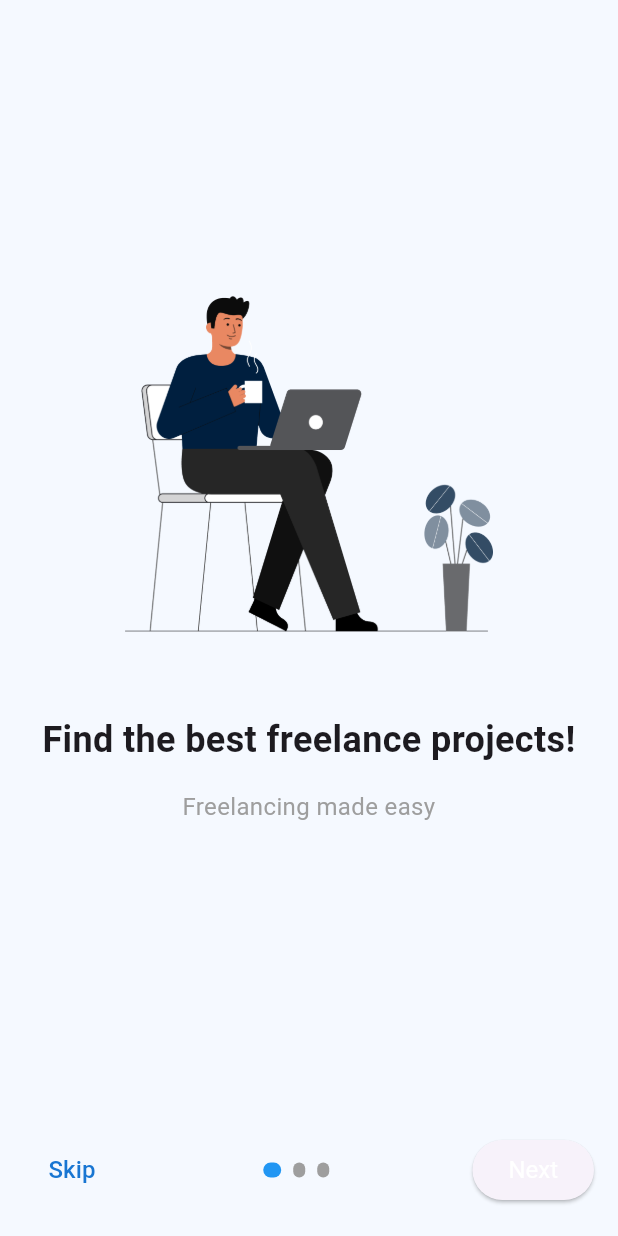
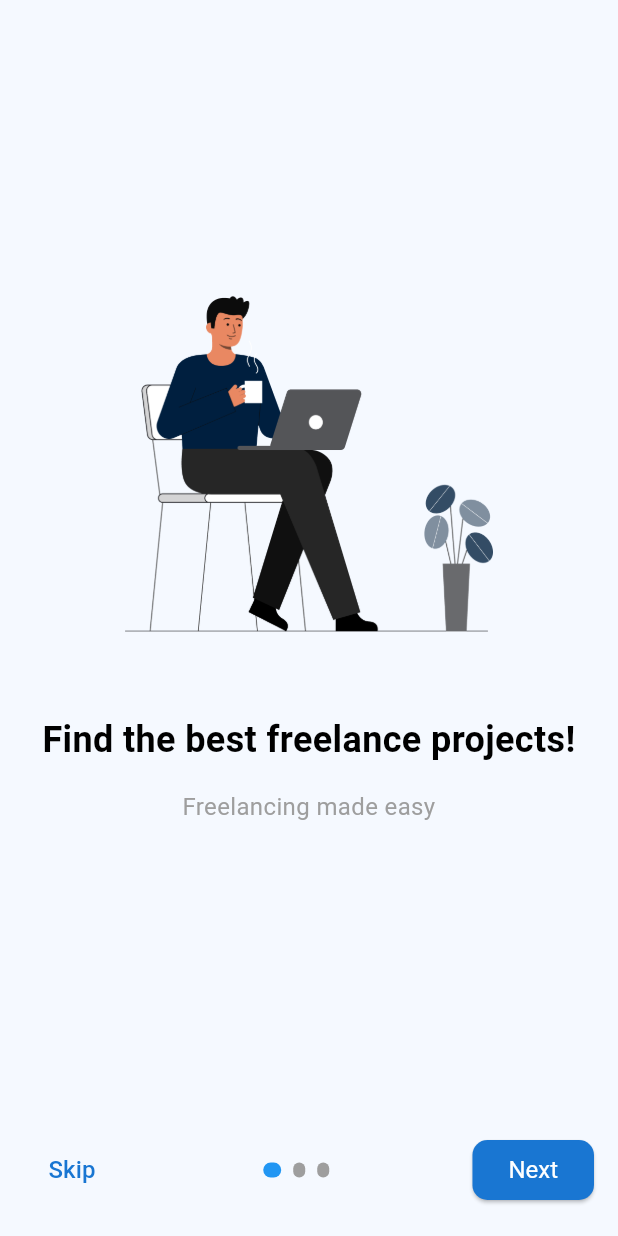
Before and after one commit to Prajjwall123/projectsyeti, a Flutter app: the screen it shows after launch, on a phone screen of 412 x 824 dp. Run offline on Flutter 3.47's test engine with Material 3 defaults, Android fonts, the light colour scheme and no system bars; our stand-ins replace bloc, dartz, equatable, flutter_bloc, get_it, hive_flutter; accounts and stored records are empty; Roboto replaces fonts that are missing (Montserrat Regular).

Commit message:
app and app theme

```diff
--- a/lib/app/app.dart
+++ b/lib/app/app.dart
@@ -1,17 +1,34 @@
 import 'package:flutter/material.dart';
+import 'package:flutter_bloc/flutter_bloc.dart';
 import 'package:projectsyeti/core/app_theme/app_theme.dart';
 import 'package:projectsyeti/features/home/presentation/view/dashboard_view.dart';
 import 'package:projectsyeti/features/auth/presentation/view/login_view.dart';
 import 'package:projectsyeti/features/onboarding/presentation/view/onboarding_view.dart';
 import 'package:projectsyeti/features/auth/presentation/view/register_view.dart';
 import 'package:projectsyeti/features/splash/presentation/view/splash_screen_view.dart';
+import 'package:projectsyeti/features/auth/presentation/view_model/login/login_bloc.dart';
+import 'package:projectsyeti/features/auth/presentation/view_model/register/register_bloc.dart';
+import 'package:projectsyeti/features/home/presentation/view_model/home_cubit.dart';
+import 'package:projectsyeti/app/di/di.dart';
 
 class MyApp extends StatelessWidget {
   const MyApp({super.key});
 
   @override
   Widget build(BuildContext context) {
-    return MaterialApp(
+    return MultiBlocProvider(
+      providers: [
+        BlocProvider<LoginBloc>(
+          create: (_) => getIt<LoginBloc>(),
+        ),
+        BlocProvider<RegisterBloc>(
+          create: (_) => getIt<RegisterBloc>(),
+        ),
+        BlocProvider<HomeCubit>(
+          create: (_) => getIt<HomeCubit>(),
+        ),
+      ],
+      child: MaterialApp(
         initialRoute: "/",
         debugShowCheckedModeBanner: false,
         theme: getApplicationTheme(),
@@ -21,6 +38,8 @@ class MyApp extends StatelessWidget {
           "/onboarding": (context) => const OnboardingView(),
           "/register": (context) => const RegisterView(),
           "/dashboard": (context) => const DashboardView(),
-        });
+        },
+      ),
+    );
   }
 }
--- a/lib/features/auth/presentation/view/login_view.dart
+++ b/lib/features/auth/presentation/view/login_view.dart
@@ -7,7 +7,6 @@ import 'package:projectsyeti/features/auth/presentation/view/register_view.dart'
 class LoginView extends StatelessWidget {
   LoginView({super.key});
 
-  final _formKey = GlobalKey<FormState>();
   final TextEditingController _emailController = TextEditingController();
   final TextEditingController _passwordController = TextEditingController();
 
--- a/lib/features/auth/presentation/view_model/register/register_bloc.dart
+++ b/lib/features/auth/presentation/view_model/register/register_bloc.dart
@@ -35,6 +35,7 @@ class RegisterBloc extends Bloc<RegisterEvent, RegisterState> {
       RegisterUserParams(
         email: event.email,
         password: event.password,
+        // isAdmin: false, // Update if admin option is required
       ),
     );
 
--- a/lib/main.dart
+++ b/lib/main.dart
@@ -1,12 +1,8 @@
 import 'package:flutter/material.dart';
-import 'package:flutter_bloc/flutter_bloc.dart';
 import 'package:hive_flutter/hive_flutter.dart';
 import 'package:projectsyeti/app/di/di.dart';
+import 'package:projectsyeti/app/app.dart';
 import 'package:projectsyeti/features/auth/data/model/auth_hive_model.dart';
-import 'package:projectsyeti/features/auth/presentation/view_model/login/login_bloc.dart';
-import 'package:projectsyeti/features/auth/presentation/view_model/register/register_bloc.dart';
-import 'package:projectsyeti/features/home/presentation/view_model/home_cubit.dart';
-import 'package:projectsyeti/features/splash/presentation/view/splash_screen_view.dart';
 
 void main() async {
   WidgetsFlutterBinding.ensureInitialized();
@@ -17,31 +13,3 @@ void main() async {
 
   runApp(const MyApp());
 }
-
-class MyApp extends StatelessWidget {
-  const MyApp({super.key});
-
-  @override
-  Widget build(BuildContext context) {
-    return MultiBlocProvider(
-      providers: [
-        BlocProvider<LoginBloc>(
-          create: (_) => getIt<LoginBloc>(),
-        ),
-        BlocProvider<RegisterBloc>(
-          create: (_) => getIt<RegisterBloc>(),
-        ),
-        BlocProvider<HomeCubit>(
-          create: (_) => getIt<HomeCubit>(),
-        ),
-      ],
-      child: MaterialApp(
-        title: 'projectsyeti',
-        theme: ThemeData(
-          primarySwatch: Colors.blue,
-        ),
-        home: const SplashScreen(),
-      ),
-    );
-  }
-}
```
